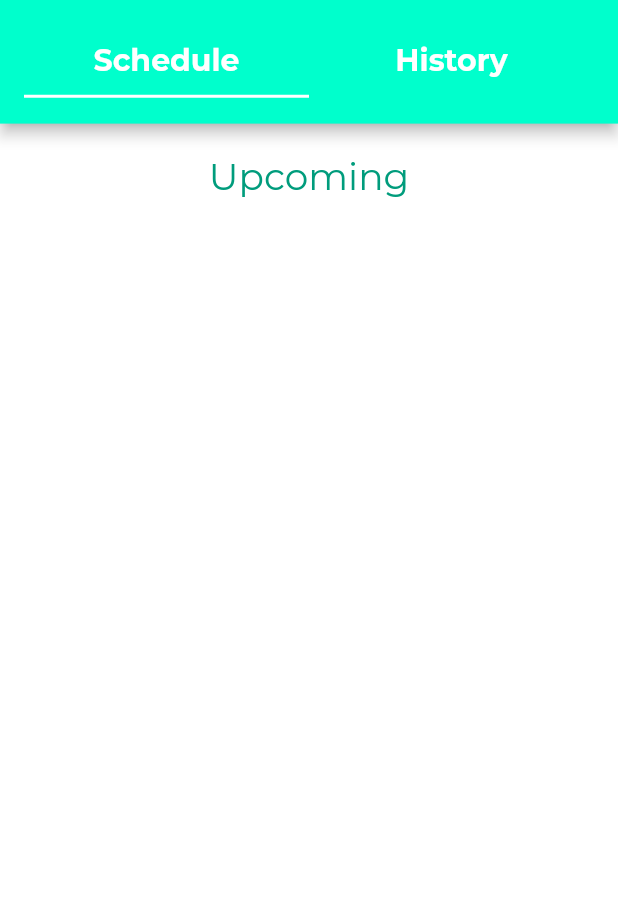
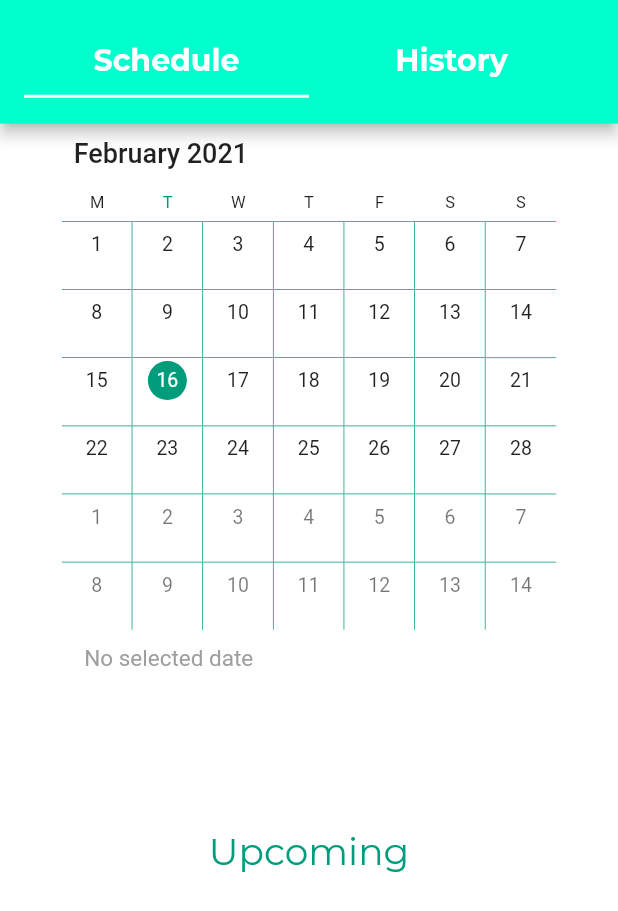
Before and after one commit to pbd14/Footy, a Flutter app: the HistoryScreen screen opened directly, on a phone screen of 412 x 824 dp. Shown: the top 911 px of the screen. Run offline on Flutter 3.47's test engine with Material 2 defaults, Android fonts, the phone set to English and light mode, and no system bars; drawn by our look-alikes of overlay_support, syncfusion_flutter_calendar; our stand-ins replace carousel_slider, cloud_firestore, date_format, firebase_auth, firebase_core, firebase_messaging and 5 more; accounts and stored records are empty.

Commit message:
Changed bottom navbar Added calendar to schedule screen

```diff
--- a/lib/Screens/HistoryScreen/components/1.dart
+++ b/lib/Screens/HistoryScreen/components/1.dart
@@ -14,6 +14,7 @@ import 'package:flutter_complete_guide/widgets/rounded_button.dart';
 import 'package:flutter_complete_guide/widgets/slide_right_route_animation.dart';
 import 'package:google_fonts/google_fonts.dart';
 import 'package:intl/intl.dart';
+import 'package:syncfusion_flutter_calendar/calendar.dart';
 
 class History1 extends StatefulWidget {
   @override
@@ -124,6 +125,41 @@ class _History1State extends State<History1> {
       //       .update({'seen_status': 'seen2'});
       // }
     }
+  }
+
+  // ignore: unused_element
+  List<Meeting> _getDataSource() {
+    var meetings = <Meeting>[];
+    for (var book in _bookings) {
+      final DateTime today = Booking.fromSnapshot(book).timestamp_date.toDate();
+      final DateTime startTime = DateTime(
+        today.year,
+        today.month,
+        today.day,
+        DateFormat.Hm().parse(Booking.fromSnapshot(book).from).hour,
+        DateFormat.Hm().parse(Booking.fromSnapshot(book).from).minute,
+      );
+      final DateTime endTime = DateTime(
+        today.year,
+        today.month,
+        today.day,
+        DateFormat.Hm().parse(Booking.fromSnapshot(book).to).hour,
+        DateFormat.Hm().parse(Booking.fromSnapshot(book).to).minute,
+      );
+      meetings.add(Meeting(
+          _places != null
+              ? _places[Booking.fromSnapshot(book).id].name != null
+                  ? _places[Booking.fromSnapshot(book).id].name
+                  : 'Place'
+              : 'Place',
+          startTime,
+          endTime,
+          Booking.fromSnapshot(book).status == 'unfinished'
+              ? darkPrimaryColor
+              : Colors.red,
+          false));
+    }
+    return meetings;
   }
 
   @override
@@ -612,6 +648,41 @@ class _History1State extends State<History1> {
                     SliverList(
                       delegate: SliverChildListDelegate(
                         [
+                          Center(
+                            child: Container(
+                              height: 450,
+                              width: size.width * 0.8,
+                              child: SfCalendar(
+                                dataSource: MeetingDataSource(_getDataSource()),
+                                todayHighlightColor: darkPrimaryColor,
+                                cellBorderColor: darkPrimaryColor,
+                                allowViewNavigation: true,
+                                view: CalendarView.month,
+                                firstDayOfWeek: 1,
+                                monthViewSettings: MonthViewSettings(
+                                  showAgenda: true,
+                                  agendaStyle: AgendaStyle(
+                                    dateTextStyle: GoogleFonts.montserrat(
+                                      textStyle: TextStyle(
+                                        color: darkPrimaryColor,
+                                      ),
+                                    ),
+                                    dayTextStyle: GoogleFonts.montserrat(
+                                      textStyle: TextStyle(
+                                        color: darkPrimaryColor,
+                                      ),
+                                    ),
+                                    appointmentTextStyle:
+                                        GoogleFonts.montserrat(
+                                      textStyle: TextStyle(
+                                        color: whiteColor,
+                                      ),
+                                    ),
+                                  ),
+                                ),
+                              ),
+                            ),
+                          ),
                           SizedBox(
                             height: 20,
                           ),
@@ -929,3 +1000,44 @@ class _History1State extends State<History1> {
           );
   }
 }
+
+class MeetingDataSource extends CalendarDataSource {
+  MeetingDataSource(List<Meeting> source) {
+    appointments = source;
+  }
+
+  @override
+  DateTime getStartTime(int index) {
+    return appointments[index].from;
+  }
+
+  @override
+  DateTime getEndTime(int index) {
+    return appointments[index].to;
+  }
+
+  @override
+  String getSubject(int index) {
+    return appointments[index].eventName;
+  }
+
+  @override
+  Color getColor(int index) {
+    return appointments[index].background;
+  }
+
+  @override
+  bool isAllDay(int index) {
+    return appointments[index].isAllDay;
+  }
+}
+
+class Meeting {
+  Meeting(this.eventName, this.from, this.to, this.background, this.isAllDay);
+
+  String eventName;
+  DateTime from;
+  DateTime to;
+  Color background;
+  bool isAllDay;
+}
--- a/lib/Screens/HomeScreen/home_screen.dart
+++ b/lib/Screens/HomeScreen/home_screen.dart
@@ -36,6 +36,7 @@ class _HomeScreenState extends State<HomeScreen> {
   // ignore: cancel_subscriptions
   StreamSubscription<QuerySnapshot> subscription;
   static List<Widget> _widgetOptions = <Widget>[
+    ProfileScreen(),
     StreamProvider<List<Place>>.value(
       value: PlaceDB().places,
       child: MapPage(
@@ -45,7 +46,6 @@ class _HomeScreenState extends State<HomeScreen> {
     ),
     SearchScreen(),
     HistoryScreen(),
-    ProfileScreen(),
   ];
 
   void _onItemTapped(int index) {
@@ -111,6 +111,10 @@ class _HomeScreenState extends State<HomeScreen> {
       bottomNavigationBar: BottomNavigationBar(
         items: <BottomNavigationBarItem>[
           BottomNavigationBarItem(
+            icon: Icon(Icons.home),
+            label: 'Home',
+          ),
+          BottomNavigationBarItem(
             icon: Icon(Icons.map),
             label: 'Map',
           ),
@@ -149,10 +153,6 @@ class _HomeScreenState extends State<HomeScreen> {
                   )
                 : Icon(Icons.access_alarm),
             label: 'History',
-          ),
-          BottomNavigationBarItem(
-            icon: Icon(Icons.face),
-            label: 'Profile',
           ),
         ],
         currentIndex: _selectedIndex,
--- a/lib/Screens/SearchScreen/search_screen.dart
+++ b/lib/Screens/SearchScreen/search_screen.dart
@@ -102,7 +102,6 @@ class _SearchScreenState extends State<SearchScreen> {
 
   @override
   Widget build(BuildContext context) {
-    print('BUILD');
     Size size = MediaQuery.of(context).size;
     // prepareLabel();
     return loading
```
Lines whose indentation alone changed are shown as unchanged.
